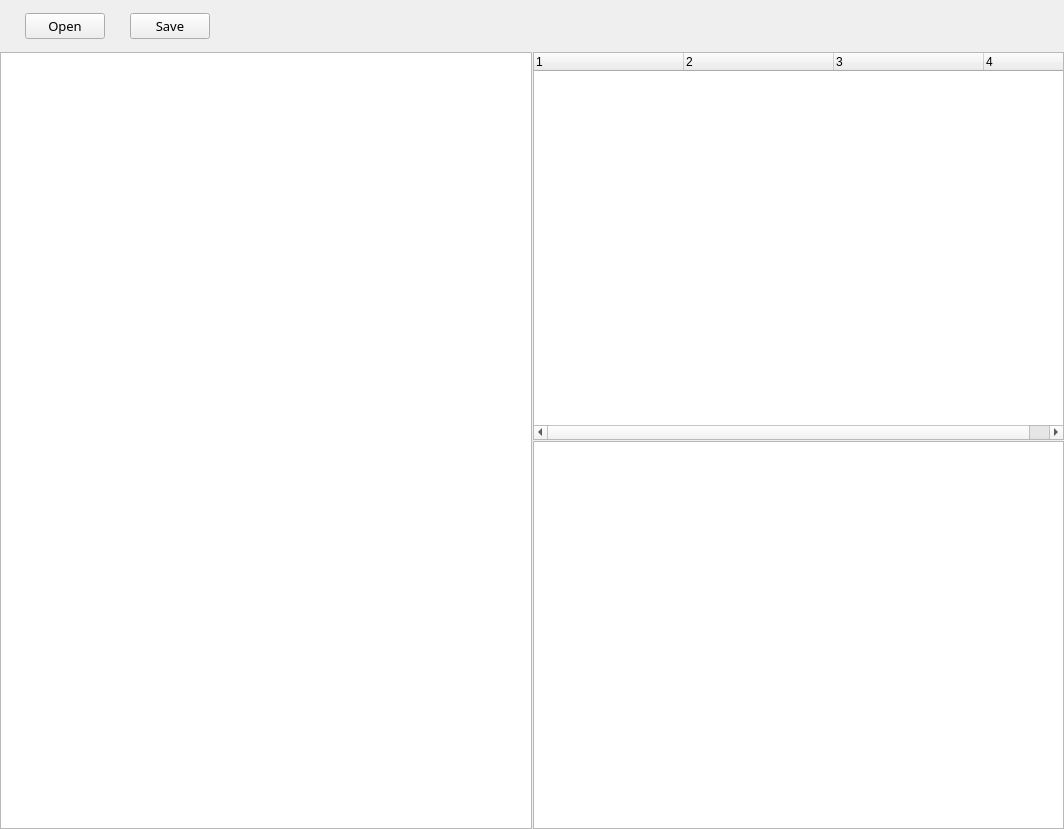
Above: src/ElfReader.ui from rhirufxmbcyj/ElfReader before the change. Below: the same form after it.
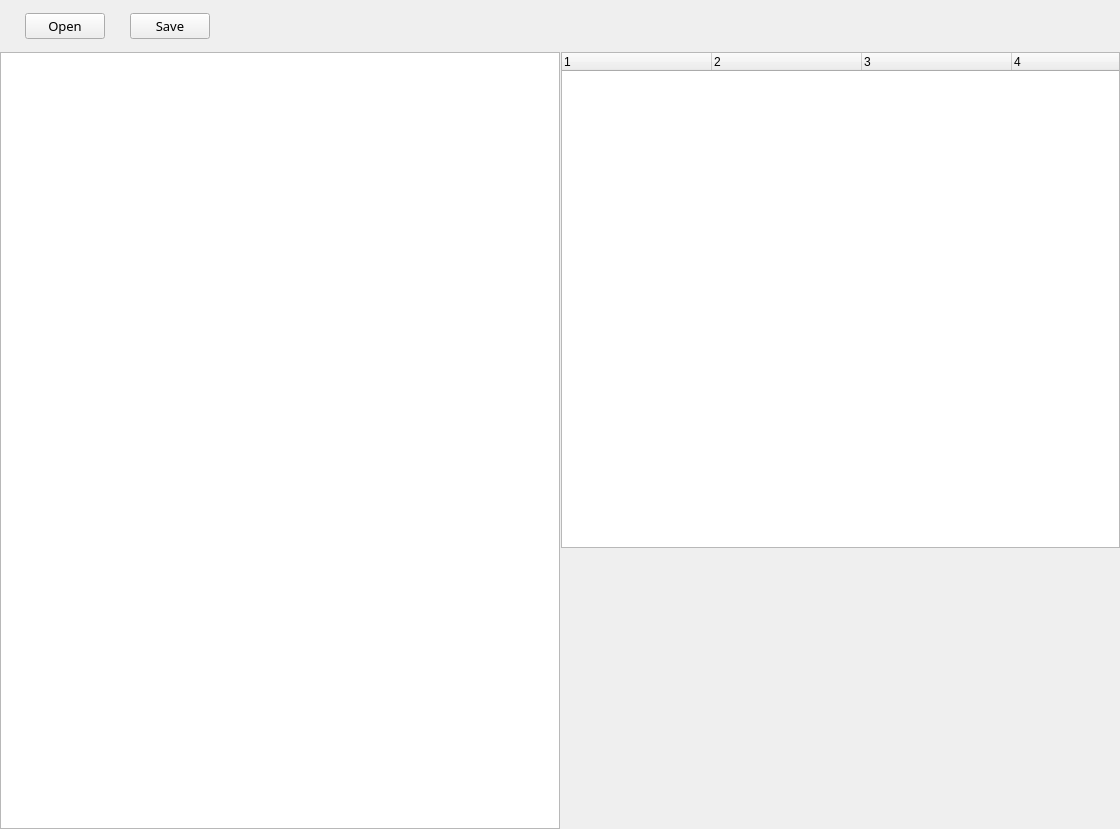
That is the form after the change.

The edit to the form file:
```diff
--- a/src/ElfReader.ui
+++ b/src/ElfReader.ui
@@ -6,7 +6,7 @@
    <rect>
     <x>0</x>
     <y>0</y>
-    <width>1064</width>
+    <width>1120</width>
     <height>829</height>
    </rect>
   </property>
@@ -150,6 +150,18 @@
         <number>1</number>
        </property>
        <widget class="QTreeWidget" name="info_tree">
+        <property name="sizePolicy">
+         <sizepolicy hsizetype="Expanding" vsizetype="Expanding">
+          <horstretch>0</horstretch>
+          <verstretch>0</verstretch>
+         </sizepolicy>
+        </property>
+        <property name="minimumSize">
+         <size>
+          <width>0</width>
+          <height>0</height>
+         </size>
+        </property>
         <property name="acceptDrops">
          <bool>false</bool>
         </property>
@@ -186,10 +198,23 @@
          </property>
         </column>
        </widget>
-       <widget class="QListWidget" name="hex">
+       <widget class="QWidget" name="hex" native="true">
+        <property name="sizePolicy">
+         <sizepolicy hsizetype="Expanding" vsizetype="Expanding">
+          <horstretch>0</horstretch>
+          <verstretch>0</verstretch>
+         </sizepolicy>
+        </property>
+        <property name="minimumSize">
+         <size>
+          <width>0</width>
+          <height>280</height>
+         </size>
+        </property>
         <property name="acceptDrops">
          <bool>false</bool>
         </property>
+        <layout class="QHBoxLayout" name="horizontalLayout_2"/>
        </widget>
       </widget>
      </widget>
```
